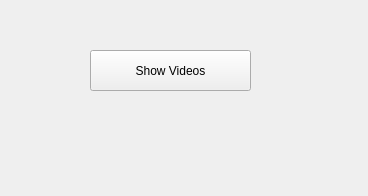
201524495/2021_MultiMedia, file _uiFiles/example.ui: the form before one commit.
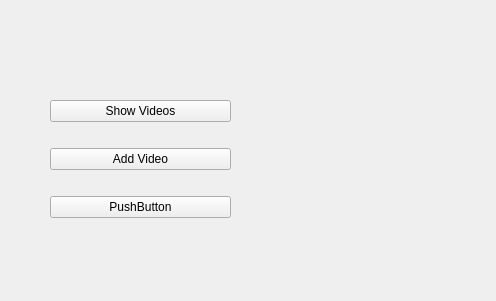
The form after the commit.

```diff
--- a/_uiFiles/example.ui
+++ b/_uiFiles/example.ui
@@ -6,25 +6,45 @@
    <rect>
     <x>0</x>
     <y>0</y>
-    <width>368</width>
-    <height>196</height>
+    <width>496</width>
+    <height>301</height>
    </rect>
   </property>
   <property name="windowTitle">
    <string>Form</string>
   </property>
-  <widget class="QPushButton" name="pushButton">
+  <widget class="QWidget" name="verticalLayoutWidget">
    <property name="geometry">
     <rect>
-     <x>90</x>
-     <y>50</y>
-     <width>161</width>
-     <height>41</height>
+     <x>50</x>
+     <y>80</y>
+     <width>181</width>
+     <height>161</height>
     </rect>
    </property>
-   <property name="text">
-    <string>Show Videos</string>
-   </property>
+   <layout class="QVBoxLayout" name="verticalLayout">
+    <item>
+     <widget class="QPushButton" name="show_pushButton">
+      <property name="text">
+       <string>Show Videos</string>
+      </property>
+     </widget>
+    </item>
+    <item>
+     <widget class="QPushButton" name="addVideo_pushButton">
+      <property name="text">
+       <string>Add Video</string>
+      </property>
+     </widget>
+    </item>
+    <item>
+     <widget class="QPushButton" name="pushButton">
+      <property name="text">
+       <string>PushButton</string>
+      </property>
+     </widget>
+    </item>
+   </layout>
   </widget>
  </widget>
  <resources/>
```
